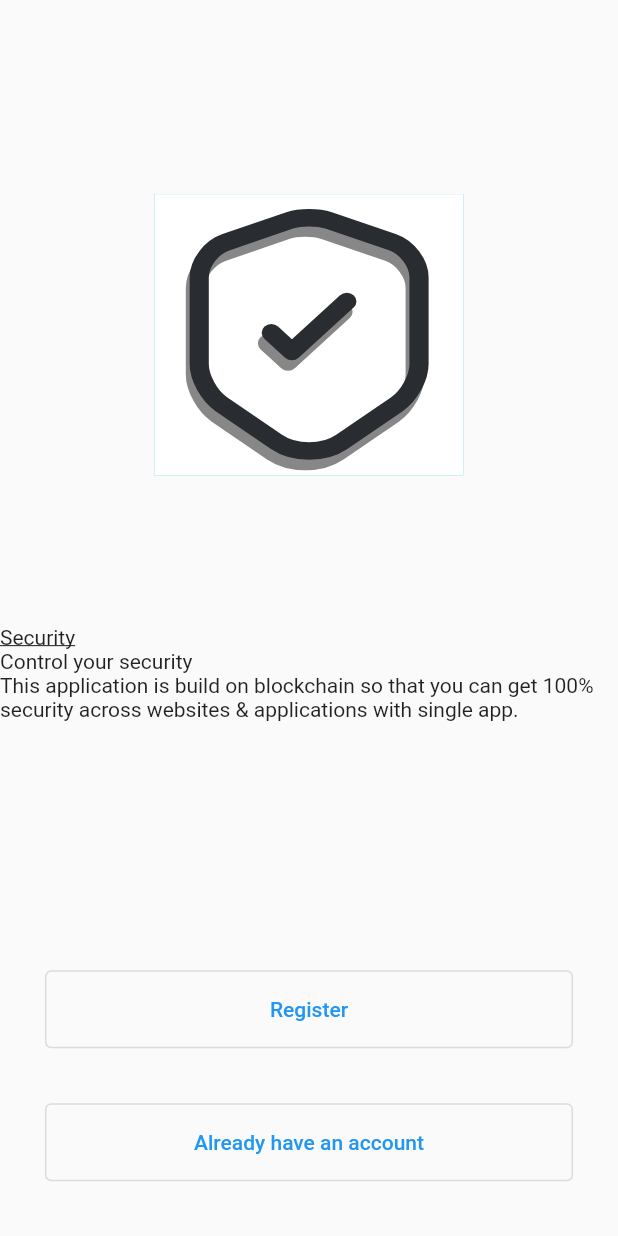
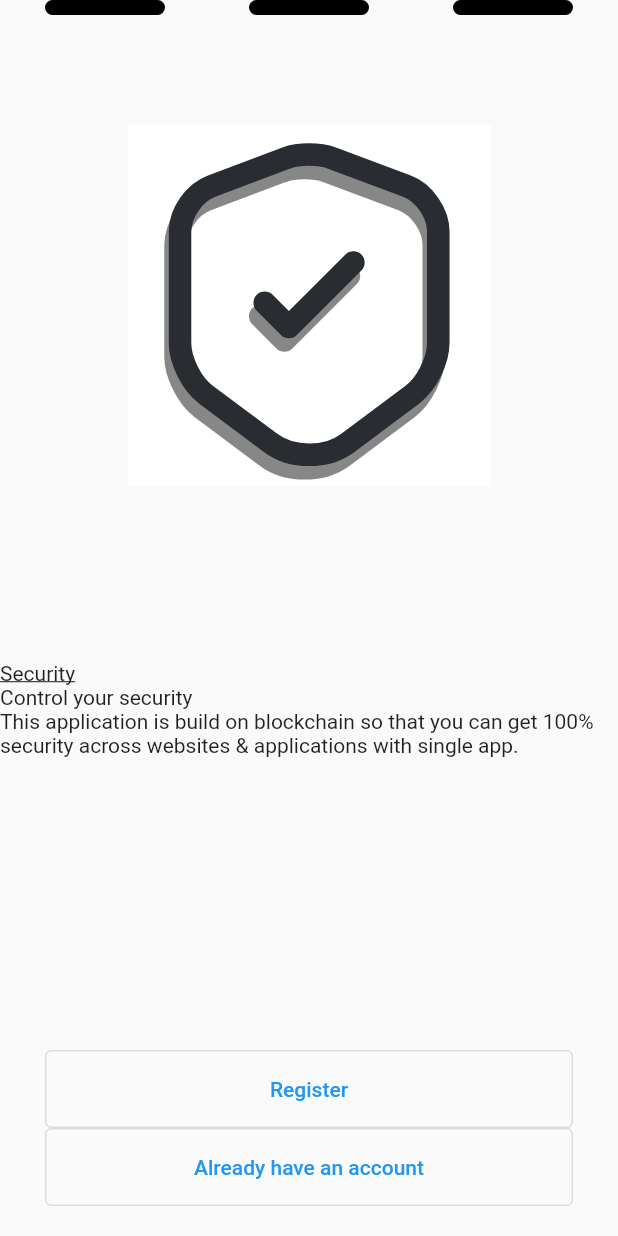
Before and after one commit to Rahul-Sharma-Github/Password-Manager, a Flutter app: the screen it shows after launch, on a phone screen of 412 x 824 dp. Run offline on Flutter 3.47's test engine with Material 2 defaults, Android fonts, the phone set to English and light mode, and no system bars; our stand-ins replace device_preview, flutter_svg, get.

```diff
--- a/lib/app/modules/onboard_module/screens/onboard_screen.dart
+++ b/lib/app/modules/onboard_module/screens/onboard_screen.dart
@@ -18,10 +18,13 @@ class OnboardScreen extends StatelessWidget {
     return Scaffold(
       body: SafeArea(
         // implementing PageView Widget for Onboard intro
+        child: Container(
+          height: Get.mediaQuery.size.height,
           child: Column(
+            mainAxisSize: MainAxisSize.min,
             children: [
               Container(
-              height: Get.height / 1.35,
+                height: Get.mediaQuery.size.height / 1.40,
                 child: PageView(
                   allowImplicitScrolling: true,
                   scrollDirection: Axis.horizontal,
@@ -38,11 +41,14 @@ class OnboardScreen extends StatelessWidget {
               ),
               Expanded(
                 child: Container(
+                  // height: Get.height / 1.5,
                   child: Padding(
-                  padding: const EdgeInsets.symmetric(horizontal: 30),
+                    padding: const EdgeInsets.symmetric(
+                        horizontal: 30, vertical: 20),
                     child: Column(
+                      mainAxisSize: MainAxisSize.min,
                       crossAxisAlignment: CrossAxisAlignment.stretch,
-                    mainAxisAlignment: MainAxisAlignment.spaceEvenly,
+                      mainAxisAlignment: MainAxisAlignment.end,
                       children: [
                         OutlinedButton(
                           onPressed: () {},
@@ -66,6 +72,7 @@ class OnboardScreen extends StatelessWidget {
             ],
           ),
         ),
+      ),
     );
   }
 }
--- a/lib/app/modules/onboard_module/screens/widgets/intro_1.dart
+++ b/lib/app/modules/onboard_module/screens/widgets/intro_1.dart
@@ -1,22 +1,76 @@
+// ignore_for_file: avoid_unnecessary_containers, sized_box_for_whitespace
+
 import 'package:flutter/material.dart';
 import 'package:flutter_svg/flutter_svg.dart';
 import 'package:get/get.dart';
+import 'package:get/get_core/src/get_main.dart';
 
 Widget intro_1() {
   return Column(
+    mainAxisAlignment: MainAxisAlignment.start,
+    children: [
+      Expanded(
+        flex: 0,
+        child: Padding(
+          padding: const EdgeInsets.symmetric(horizontal: 30),
+          child: Container(
+            child: Row(
+              mainAxisAlignment: MainAxisAlignment.spaceBetween,
+              children: [
+                Container(
+                  height: 10,
+                  width: 80,
+                  decoration: BoxDecoration(
+                    color: Colors.black,
+                    borderRadius: BorderRadius.circular(16),
+                    border: Border.all(color: Colors.black),
+                  ),
+                ),
+                Container(
+                  height: 10,
+                  width: 80,
+                  decoration: BoxDecoration(
+                    color: Colors.black,
+                    borderRadius: BorderRadius.circular(16),
+                    border: Border.all(color: Colors.black),
+                  ),
+                ),
+                Container(
+                  height: 10,
+                  width: 80,
+                  decoration: BoxDecoration(
+                    color: Colors.black,
+                    borderRadius: BorderRadius.circular(16),
+                    border: Border.all(color: Colors.black),
+                  ),
+                ),
+              ],
+            ),
+          ),
+        ),
+      ),
+      Expanded(
+        flex: 3,
+        child: Padding(
+          padding: const EdgeInsets.only(top: 40),
+          child: Container(
+            child: SvgPicture.asset(
+              'lib/app/modules/onboard_module/assets/logo_1.svg',
+              alignment: Alignment.center,
+              fit: BoxFit.contain,
+            ),
+          ),
+        ),
+      ),
+      // const SizedBox(height: 100),
+      Expanded(
+        flex: 2,
+        child: Container(
+          // alignment: Alignment.center,
+          child: const Column(
             mainAxisAlignment: MainAxisAlignment.center,
             children: [
-      Container(
-        width: Get.width / 2,
-        height: Get.height / 4.4,
-        color: Colors.cyan,
-        child: SvgPicture.asset(
-          'lib/app/modules/onboard_module/assets/logo_1.svg',
-          fit: BoxFit.fill,
-        ),
-      ),
-      const SizedBox(height: 100),
-      const Row(
+              Row(
                 children: [
                   Text('Security',
                       style: TextStyle(
@@ -24,12 +78,12 @@ Widget intro_1() {
                       )),
                 ],
               ),
-      const Row(
+              Row(
                 children: [
                   Text('Control your security', style: TextStyle()),
                 ],
               ),
-      const Row(
+              Row(
                 children: [
                   Expanded(
                     child: Text(
@@ -41,5 +95,9 @@ Widget intro_1() {
                 ],
               ),
             ],
+          ),
+        ),
+      ),
+    ],
   );
 }
--- a/lib/app/modules/onboard_module/screens/widgets/intro_2.dart
+++ b/lib/app/modules/onboard_module/screens/widgets/intro_2.dart
@@ -1,22 +1,34 @@
+// ignore_for_file: avoid_unnecessary_containers, sized_box_for_whitespace
+
 import 'package:flutter/material.dart';
 import 'package:flutter_svg/flutter_svg.dart';
-import 'package:get/get.dart';
 
 Widget intro_2() {
   return Column(
-    mainAxisAlignment: MainAxisAlignment.center,
+    mainAxisAlignment: MainAxisAlignment.start,
     children: [
-      Container(
-        width: Get.width / 2,
-        height: Get.height / 4.4,
-        color: Colors.cyan,
+      Expanded(
+        flex: 1,
+        child: Padding(
+          padding: const EdgeInsets.only(top: 40),
+          child: Container(
+            width: 200,
             child: SvgPicture.asset(
               'lib/app/modules/onboard_module/assets/logo_2.svg',
               fit: BoxFit.fill,
             ),
           ),
-      const SizedBox(height: 100),
-      const Row(
+        ),
+      ),
+      // const SizedBox(height: 100),
+      Expanded(
+        flex: 1,
+        child: Container(
+          // alignment: Alignment.center,
+          child: const Column(
+            mainAxisAlignment: MainAxisAlignment.center,
+            children: [
+              Row(
                 children: [
                   Text('Fast',
                       style: TextStyle(
@@ -24,12 +36,12 @@ Widget intro_2() {
                       )),
                 ],
               ),
-      const Row(
+              Row(
                 children: [
                   Text('Everything in single click', style: TextStyle()),
                 ],
               ),
-      const Row(
+              Row(
                 children: [
                   Expanded(
                     child: Text(
@@ -41,5 +53,9 @@ Widget intro_2() {
                 ],
               ),
             ],
+          ),
+        ),
+      ),
+    ],
   );
 }
--- a/lib/app/modules/onboard_module/screens/widgets/intro_3.dart
+++ b/lib/app/modules/onboard_module/screens/widgets/intro_3.dart
@@ -1,33 +1,38 @@
+// ignore_for_file: avoid_unnecessary_containers, sized_box_for_whitespace
+
 import 'package:flutter/material.dart';
 import 'package:flutter_svg/flutter_svg.dart';
-import 'package:get/get.dart';
 
 Widget intro_3() {
   return Column(
     mainAxisAlignment: MainAxisAlignment.center,
-    crossAxisAlignment: CrossAxisAlignment.center,
     children: [
       Container(
-        width: Get.width / 2,
-        height: Get.height / 4.4,
-        color: Colors.cyan,
+        height: 150,
+        width: 150,
         child: SvgPicture.asset(
           'lib/app/modules/onboard_module/assets/logo_3.svg',
           fit: BoxFit.fill,
         ),
       ),
-      const SizedBox(height: 50),
-      const Row(
+      // const SizedBox(height: 50),
+      Container(
+        child: const Column(
+          children: [
+            Row(
               mainAxisAlignment: MainAxisAlignment.center,
               children: [
                 Text('Passblock'),
               ],
             ),
-      const Row(
+            Row(
               mainAxisAlignment: MainAxisAlignment.center,
               children: [
                 Text('Frictionless Security'),
               ],
+            )
+          ],
+        ),
       ),
     ],
   );
--- a/lib/main.dart
+++ b/lib/main.dart
@@ -18,6 +18,7 @@ class MainApp extends StatelessWidget {
   @override
   Widget build(BuildContext context) {
     return GetMaterialApp(
+      debugShowCheckedModeBanner: false,
       useInheritedMediaQuery: true,
       locale: DevicePreview.locale(context),
       builder: DevicePreview.appBuilder,
--- a/pubspec.yaml
+++ b/pubspec.yaml
@@ -12,6 +12,7 @@ dependencies:
     sdk: flutter
   flutter_svg: ^2.0.7
   get: ^4.6.5
+  google_fonts: ^5.1.0
 
 
 
```
Also changed, not shown: pubspec.lock, 1 other file. Lines whose indentation alone changed are shown as unchanged.
